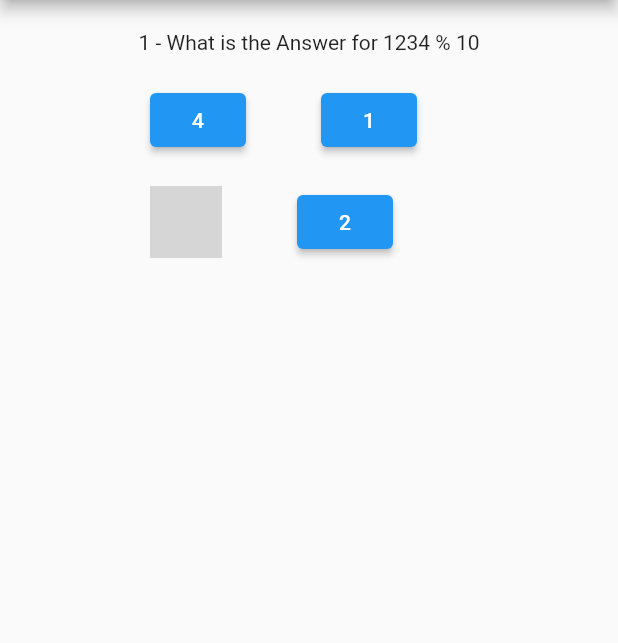
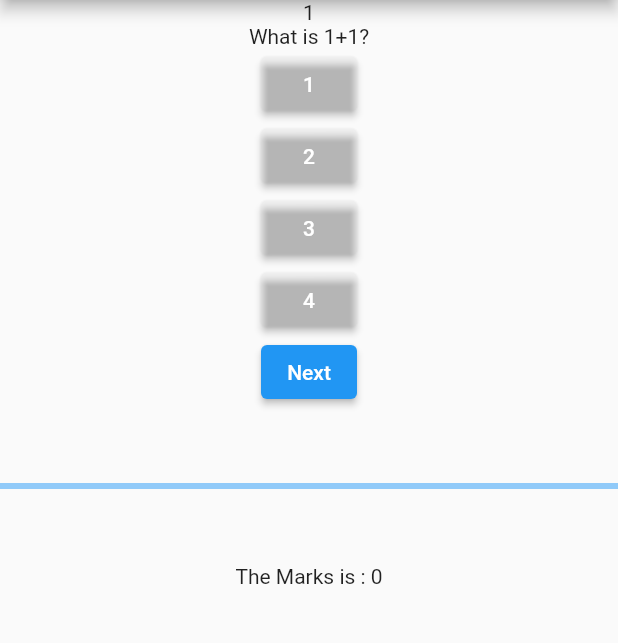
Before and after one commit to Thilakv117/quizapp, a Flutter app: the HomePage screen opened directly, after a tap on "Play", on a phone screen of 412 x 824 dp, the part 84-727 px from its top. Run offline on Flutter 3.47's test engine with Material 2 defaults, Android fonts, the phone set to English and light mode, and no system bars; our stand-ins replace shared_preferences; accounts and stored records are empty; grey boxes are pictures that could not be loaded.

Commit message:
complete changes

```diff
--- a/lib/Homepage/homePage.dart
+++ b/lib/Homepage/homePage.dart
@@ -1,5 +1,8 @@
 import 'package:flutter/material.dart';
 import 'package:quizapp/QuizQuestions/quizQuestions.dart';
+import 'package:quizapp/previousScore/PreviousScore.dart';
+import 'package:shared_preferences/shared_preferences.dart';
+
 class HomePage extends StatefulWidget {
   const HomePage({super.key});
 
@@ -8,18 +11,38 @@ class HomePage extends StatefulWidget {
 }
 
 class _HomePageState extends State<HomePage> {
+  late SharedPreferences preferences;
+   int totalMark=0;
+
+  @override
+  void initState() {
+    // TODO: implement initState
+    super.initState();
+    initialize();
+  }
+
+  initialize() async {
+    preferences = await SharedPreferences.getInstance();
+    totalMark = preferences.getInt('Total') ?? 0;
+
+    setState(() {
+
+    });
+  }
+
   @override
   int get b => 40;
   Widget build(BuildContext context) {
-    return  Scaffold(
+    return Scaffold(
       appBar: AppBar(
         title: Text('Quiz App'),
         centerTitle: true,
       ),
       body: Column(
         children: [
-          SizedBox(width: 400 , height: 100),
-          ElevatedButton(onPressed: (){
+          SizedBox(width: 400, height: 100),
+          ElevatedButton(
+            onPressed: () {
               Navigator.push(
                 context,
                 MaterialPageRoute(builder: (context) => const QuizQuestions()),
@@ -31,14 +54,9 @@ class _HomePageState extends State<HomePage> {
             ),
             child: Text('Play'),
           ),
-            SizedBox(height: 30),
-          ElevatedButton(onPressed: (){},
-           style: ElevatedButton.styleFrom(
-            backgroundColor: Colors.black.withBlue(b),
-            shape: StadiumBorder(),
-           ),
-           child: Text('Previous Scores'),
-           ),
+
+          SizedBox(height: 50),
+          Text('The Previous Score is: $totalMark'),
         ],
       ),
     );
--- a/lib/QuizQuestions/quizQuestions.dart
+++ b/lib/QuizQuestions/quizQuestions.dart
@@ -1,41 +1,8 @@
+import 'dart:async';
+
 import 'package:flutter/material.dart';
-
-class QuizQuestions extends StatefulWidget {
-  const QuizQuestions({super.key});
-
-  @override
-  State<QuizQuestions> createState() => _QuizQuestionsState();
-}
-
-class _QuizQuestionsState extends State<QuizQuestions> {
-  @override
-  Widget build(BuildContext context) {
-    return Scaffold(
-      appBar: AppBar(
-        title: Text('Quiz Questions'),
-      ),
-      body: Column(
-        children: [
-           SizedBox(height: 20, width: 400),
-           Text('1 - What is the Answer for 1234 % 10'),
-           SizedBox(height: 20),
-            Row(
-              children: [
-                 SizedBox(width: 100),
-                ElevatedButton(onPressed: () {},
-                 child: Text('4'),
-            ),
-             SizedBox(width: 50),
-                ElevatedButton(onPressed: () {},
-                 child: Text('1'),
-            ),
-              ],
-            ),
-             SizedBox(height: 20),
-            Row(
-              children: [
-                 SizedBox(width: 100),
-                ElevatedButton(onPressed: import 'package:flutter/material.dart';
+import 'package:quizapp/Homepage/homePage.dart';
+import 'package:shared_preferences/shared_preferences.dart';
 
 class QuizQuestions extends StatefulWidget {
   const QuizQuestions({super.key});
@@ -46,6 +13,40 @@ class QuizQuestions extends StatefulWidget {
 
 class _QuizQuestionsState extends State<QuizQuestions> {
   int initialIndex = 0;
+  late Timer timer;
+  int seconds = 0;
+  String selectedIndex = "";
+  String answer = "";
+  int mark = 0;
+  late SharedPreferences preferences;
+
+  @override
+  void initState() {
+    // TODO: implement initState
+    super.initState();
+    startTimer();
+  }
+
+  void startTimer() {
+    timer = Timer.periodic(Duration(seconds: 1), (_) => addTime());
+  }
+
+  addTime() {
+    if (seconds == 30) {
+      seconds = 0;
+      next();
+    }
+    seconds++;
+
+    setState(() {});
+  }
+
+  @override
+  void dispose() {
+    // TODO: implement dispose
+    super.dispose();
+    timer.cancel();
+  }
 
   Map questions = {
     "questions": [
@@ -67,20 +68,58 @@ class _QuizQuestionsState extends State<QuizQuestions> {
       {
         "question": "What is Capital of Tamilnadu?",
         "answer": ["Chennai", "Banglore", "Delhi", "Mumbai"],
-        "correctAnswer": "Delhi",
+        "correctAnswer": "Chennai",
       },
       {
         "question": "What is Capital of Karnataka?",
         "answer": ["Chennai", "Banglore", "Delhi", "Mumbai"],
-        "correctAnswer": "Delhi",
+        "correctAnswer": "Banglore",
       },
       {
         "question": "What is Capital of Maharastra?",
         "answer": ["Chennai", "Banglore", "Delhi", "Mumbai"],
-        "correctAnswer": "Delhi",
+        "correctAnswer": "Mumbai",
       },
     ]
   };
+
+  next() {
+    if (initialIndex != questions["questions"].length - 1) {
+      if (selectedIndex != "") {
+        if (questions["questions"][initialIndex]["answer"]
+                [int.parse(selectedIndex)] ==
+            questions["questions"][initialIndex]["correctAnswer"]) {
+          mark = mark + 10;
+        }
+      }
+      initialIndex++;
+      seconds = 0;
+      selectedIndex = "";
+
+      setState(() {});
+    }
+  }
+
+  getButtonColor(i) {
+    if (selectedIndex == i.toString()) {
+      if (questions["questions"][initialIndex]["answer"][i] ==
+          questions["questions"][initialIndex]["correctAnswer"]) {
+        return Colors.green;
+      } else {
+        Text(questions["questions"][initialIndex]["correctAnswer"]);
+        return Colors.red;
+      }
+    } else {
+      if (selectedIndex != "") {
+        if (questions["questions"][initialIndex]["answer"][i] ==
+            questions["questions"][initialIndex]["correctAnswer"]) {
+          return Colors.green;
+        }
+      }
+
+      return Colors.transparent;
+    }
+  }
 
   @override
   Widget build(BuildContext context) {
@@ -88,37 +127,58 @@ class _QuizQuestionsState extends State<QuizQuestions> {
       appBar: AppBar(
         title: const Text('Quiz Questions'),
       ),
-      body: Column(
+      body: SingleChildScrollView(
+        child: Column(
           children: [
+            Text(seconds.toString()),
             Text(questions["questions"][initialIndex]["question"]),
             for (int i = 0;
                 questions["questions"][initialIndex]["answer"].length > i;
                 i++)
-            Text(questions["questions"][initialIndex]["answer"][i]),
               ElevatedButton(
+                  style: ElevatedButton.styleFrom(
+                      backgroundColor: getButtonColor(i)),
                   onPressed: () {
-                if (initialIndex != questions["questions"].length - 1) {
-                  initialIndex++;
-                  setState(() {});
+                    setState(() {
+                      if (selectedIndex == "") {
+                        selectedIndex = i.toString();
+                      }
+                    });
+                  },
+                  child:
+                      Text(questions["questions"][initialIndex]["answer"][i])),
+            ElevatedButton(
+              onPressed: () async {
+                if (initialIndex == questions["questions"].length - 1) {
+                  preferences = await SharedPreferences.getInstance();
+                  preferences.setInt('Total', mark);
+
+
+                  // ignore: use_build_context_synchronously
+                  Navigator.pushReplacement(
+                      context,
+                      MaterialPageRoute(
+                        builder: (context) => const HomePage(),
+                      ));
+                } else {
+                  next();
                 }
               },
-              child: Text("Next"))
+              child: Text(initialIndex == questions["questions"].length - 1
+                  ? "Done"
+                  : "Next"),
+            ),
+            const SizedBox(height: 50),
+            Center(
+              child: LinearProgressIndicator(
+                value: initialIndex / (questions["questions"].length - 1),
+              ),
+            ),
+            SizedBox(height: 50),
+            Text('The Marks is : $mark'),
           ],
+        ),
       ),
     );
   }
 }
-() {},
-                 child: Text('3'),
-            ),
-             SizedBox(width: 50),
-                ElevatedButton(onPressed: () {},
-                 child: Text('2'),
-            ),
-              ],
-            ),
-        ],
-      ),
-    );
-  }
-}
--- a/lib/login/loginpage.dart
+++ b/lib/login/loginpage.dart
@@ -34,7 +34,6 @@ TextEditingController passwordController=TextEditingController();
               height: 30,
               width: 50,
             ),
-            const Text('UserName'),
              SizedBox(
               width: 300,
               child: TextField(
@@ -61,6 +60,7 @@ TextEditingController passwordController=TextEditingController();
             ElevatedButton(
               onPressed: () {
                 if(phoneNumberController.text=="9999999991"&&passwordController.text=="123456"){
+                 Navigator.pushReplacement(context, MaterialPageRoute(builder: (context) =>const HomePage(),));
 
                 }
                 else{
@@ -70,7 +70,6 @@ TextEditingController passwordController=TextEditingController();
                   );
                   ScaffoldMessenger.of(context).showSnackBar(snackBar);
                 }
-                Navigator.push(context, MaterialPageRoute(builder: (context) =>const HomePage(),));
               },
               child:const Text('Login'),
             )
--- a/pubspec.yaml
+++ b/pubspec.yaml
@@ -36,6 +36,7 @@ dependencies:
   # The following adds the Cupertino Icons font to your application.
   # Use with the CupertinoIcons class for iOS style icons.
   cupertino_icons: ^1.0.2
+  shared_preferences: ^2.0.20
 
 dev_dependencies:
   flutter_test:
```
Also changed, not shown: lib/previousScore/PreviousScore.dart (added, +19 -0 lines), pubspec.lock, 1 other file. Lines whose indentation alone changed are shown as unchanged.
